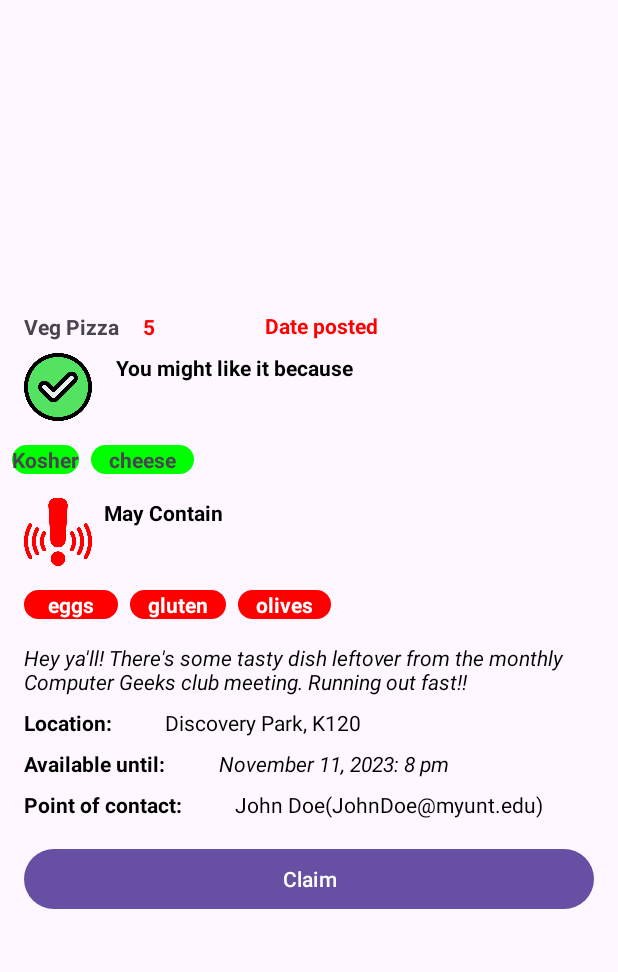
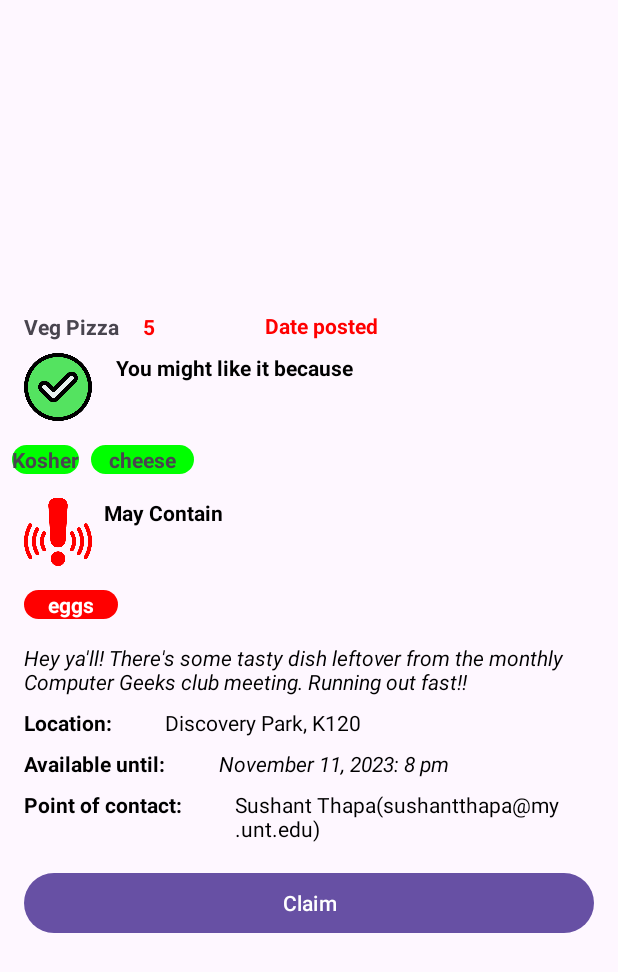
Before and after one commit to priya-zha/foodapp, an Android app: the LandingClaimPage screen opened directly, with no data from a screen before it, on a phone screen of 412 x 824 dp. Shown: the top 972 px of the screen. Run offline under Robolectric (Android 15) with nearby library versions, the phone set to English and light mode, and no system bars.

Commit message:
uploaded final files

```diff
--- a/app/src/main/java/com/example/food/DetailsActivity.java
+++ b/app/src/main/java/com/example/food/DetailsActivity.java
@@ -30,8 +30,8 @@ public class DetailsActivity extends AppCompatActivity {
         textViewAllergen = findViewById(R.id.warning1);
         claim= findViewById(R.id.claim);
         warning1 = findViewById(R.id.warning1);
-        warning2 = findViewById(R.id.warning2);
-        warning3 = findViewById(R.id.warning3);
+//        warning2 = findViewById(R.id.warning2);
+//        warning3 = findViewById(R.id.warning3);
         imageView = findViewById(R.id.foodItemImageView);
 
 
--- /dev/null
+++ b/app/src/main/res/drawable/register_bg.xml
@@ -0,0 +1,6 @@
+<shape xmlns:android="http://schemas.android.com/apk/res/android"
+    android:shape="rectangle">
+    <solid android:color="@color/white" />
+    <corners android:radius="16dp" />
+    <stroke android:color="@color/black"/>
+</shape>
--- a/app/src/main/res/layout/activity_profile.xml
+++ b/app/src/main/res/layout/activity_profile.xml
@@ -21,7 +21,7 @@
         android:id="@+id/username"
         android:layout_width="wrap_content"
         android:layout_height="wrap_content"
-        android:text="John Doe"
+        android:text="Sushant Thapa"
         android:textSize="18dp"
         android:textStyle="bold"
         android:layout_below="@id/profilePicture"
--- a/app/src/main/res/layout/landing_page.xml
+++ b/app/src/main/res/layout/landing_page.xml
@@ -147,34 +147,34 @@
         android:textStyle="bold"
         android:textColor="@color/white"
         android:background="@drawable/red_bubble"/>
-    <TextView
-        android:id="@+id/warning2"
-        android:layout_width="wrap_content"
-        android:layout_height="wrap_content"
-        android:layout_below="@id/warningImageView"
-        android:layout_toEndOf="@id/warning1"
-        android:layout_marginTop="16dp"
-        android:layout_marginStart="8dp"
-        android:paddingStart="12dp"
-        android:paddingEnd="12dp"
-        android:text="gluten"
-        android:textStyle="bold"
-        android:textColor="@color/white"
-        android:background="@drawable/red_bubble"/>
-    <TextView
-        android:id="@+id/warning3"
-        android:layout_width="wrap_content"
-        android:layout_height="wrap_content"
-        android:layout_below="@id/warningImageView"
-        android:layout_toEndOf="@id/warning2"
-        android:layout_marginTop="16dp"
-        android:layout_marginStart="8dp"
-        android:paddingStart="12dp"
-        android:paddingEnd="12dp"
-        android:text="olives"
-        android:textStyle="bold"
-        android:textColor="@color/white"
-        android:background="@drawable/red_bubble"/>
+<!--    <TextView-->
+<!--        android:id="@+id/warning2"-->
+<!--        android:layout_width="wrap_content"-->
+<!--        android:layout_height="wrap_content"-->
+<!--        android:layout_below="@id/warningImageView"-->
+<!--        android:layout_toEndOf="@id/warning1"-->
+<!--        android:layout_marginTop="16dp"-->
+<!--        android:layout_marginStart="8dp"-->
+<!--        android:paddingStart="12dp"-->
+<!--        android:paddingEnd="12dp"-->
+<!--        android:text="gluten"-->
+<!--        android:textStyle="bold"-->
+<!--        android:textColor="@color/white"-->
+<!--        android:background="@drawable/red_bubble"/>-->
+<!--    <TextView-->
+<!--        android:id="@+id/warning3"-->
+<!--        android:layout_width="wrap_content"-->
+<!--        android:layout_height="wrap_content"-->
+<!--        android:layout_below="@id/warningImageView"-->
+<!--        android:layout_toEndOf="@id/warning2"-->
+<!--        android:layout_marginTop="16dp"-->
+<!--        android:layout_marginStart="8dp"-->
+<!--        android:paddingStart="12dp"-->
+<!--        android:paddingEnd="12dp"-->
+<!--        android:text="olives"-->
+<!--        android:textStyle="bold"-->
+<!--        android:textColor="@color/white"-->
+<!--        android:background="@drawable/red_bubble"/>-->
 
     <!-- Food Item Description -->
     <TextView
@@ -256,7 +256,7 @@
         android:layout_marginTop="8dp"
         android:layout_marginStart="16dp"
         android:layout_marginEnd="16dp"
-        android:text="John Doe(JohnDoe@myunt.edu)"
+        android:text="Sushant Thapa(sushantthapa@my.unt.edu)"
         android:textColor="@color/black"
         />
 
--- a/app/src/main/res/layout/popup_form_layout.xml
+++ b/app/src/main/res/layout/popup_form_layout.xml
@@ -11,7 +11,7 @@
         android:id="@+id/editTextDescription"
         android:layout_width="match_parent"
         android:layout_height="wrap_content"
-        android:hint="Description" />
+        android:hint="Title" />
 
     <EditText
         android:id="@+id/editTextDate"
```
Also changed, not shown: app/src/main/java/com/example/food/Splash.java (added, +24 -0 lines), app/src/main/java/com/example/food/landingpage.java (+21 -10 lines), app/src/main/java/com/example/food/login_activity.java (added, +63 -0 lines), app/src/main/res/layout/activity_landingpage.xml (+20 -13 lines), app/src/main/res/layout/activity_login2.xml (added, +61 -0 lines), app/src/main/res/layout/activity_splash.xml (added, +20 -0 lines), app/src/main/res/drawable/hunger.png (added).
